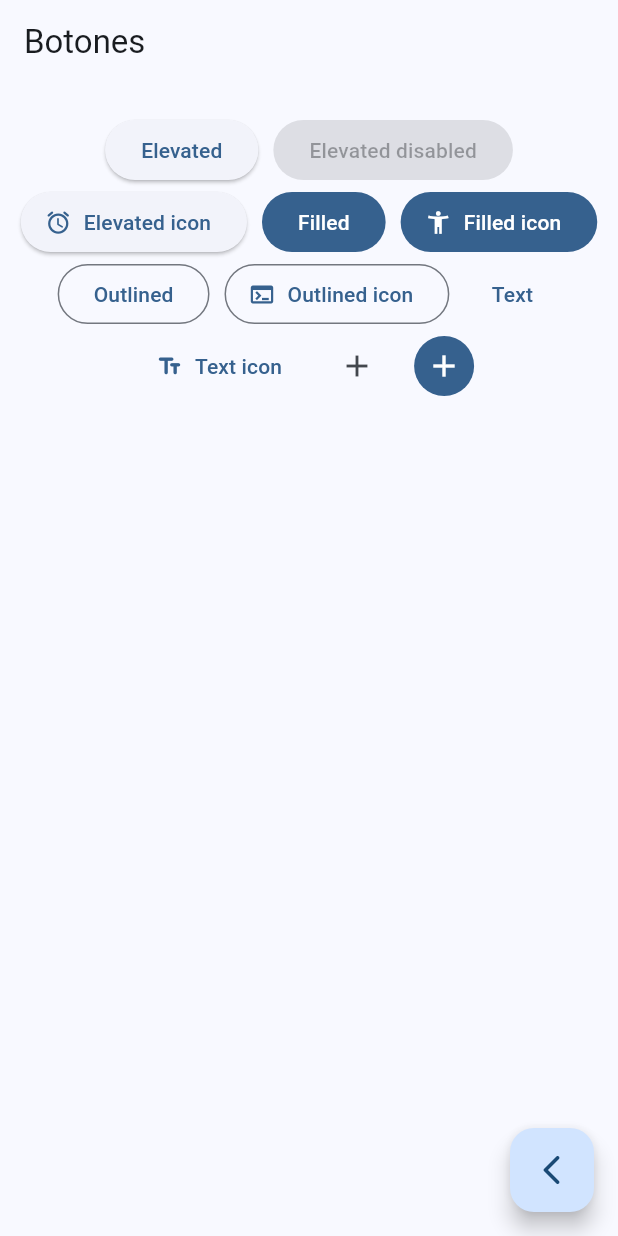
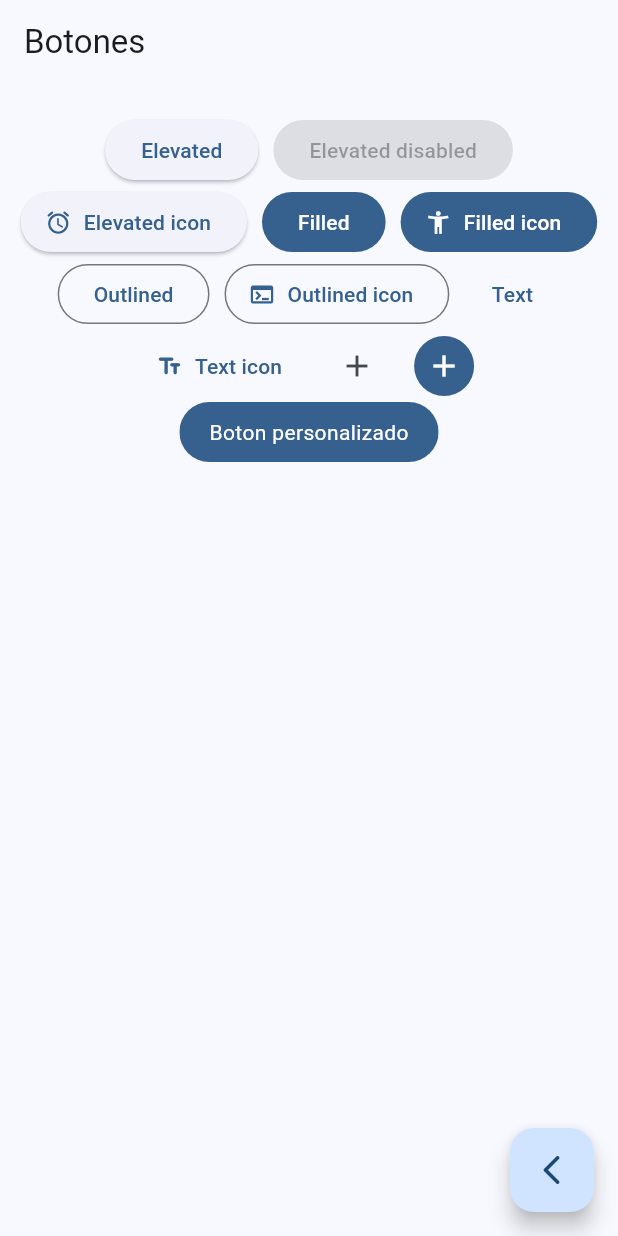
Before and after one commit to alvag/widgets_app_flutter, a Flutter app: the ButtonsScreen screen opened by its route, on a phone screen of 412 x 824 dp. Run offline on Flutter 3.47's test engine with Material 2 defaults, Android fonts, the phone set to English and light mode, and no system bars; our stand-ins replace go_router.

Commit message:
Boton personalizado

```diff
--- a/lib/presentation/screens/buttons/buttons_screen.dart
+++ b/lib/presentation/screens/buttons/buttons_screen.dart
@@ -86,8 +86,35 @@ class _ButtonsView extends StatelessWidget {
                   iconColor: MaterialStateProperty.all(Colors.white),
                 ),
               ),
+              const CustomButton()
             ],
           )),
     );
   }
 }
+
+class CustomButton extends StatelessWidget {
+  const CustomButton({super.key});
+
+  @override
+  Widget build(BuildContext context) {
+    final colors = Theme.of(context).colorScheme;
+
+    return ClipRRect(
+      borderRadius: BorderRadius.circular(20),
+      child: Material(
+        color: colors.primary,
+        child: InkWell(
+          onTap: () {},
+          child: const Padding(
+            padding: EdgeInsets.symmetric(horizontal: 20, vertical: 10),
+            child: Text(
+              'Boton personalizado',
+              style: TextStyle(color: Colors.white),
+            ),
+          ),
+        ),
+      ),
+    );
+  }
+}
```
